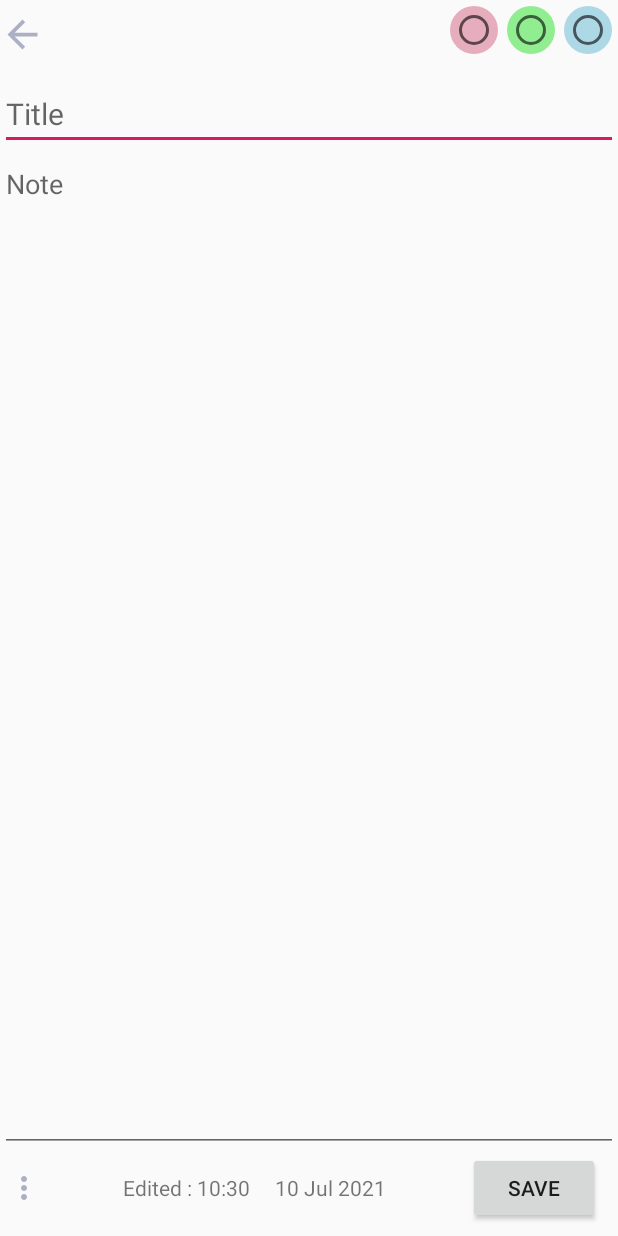
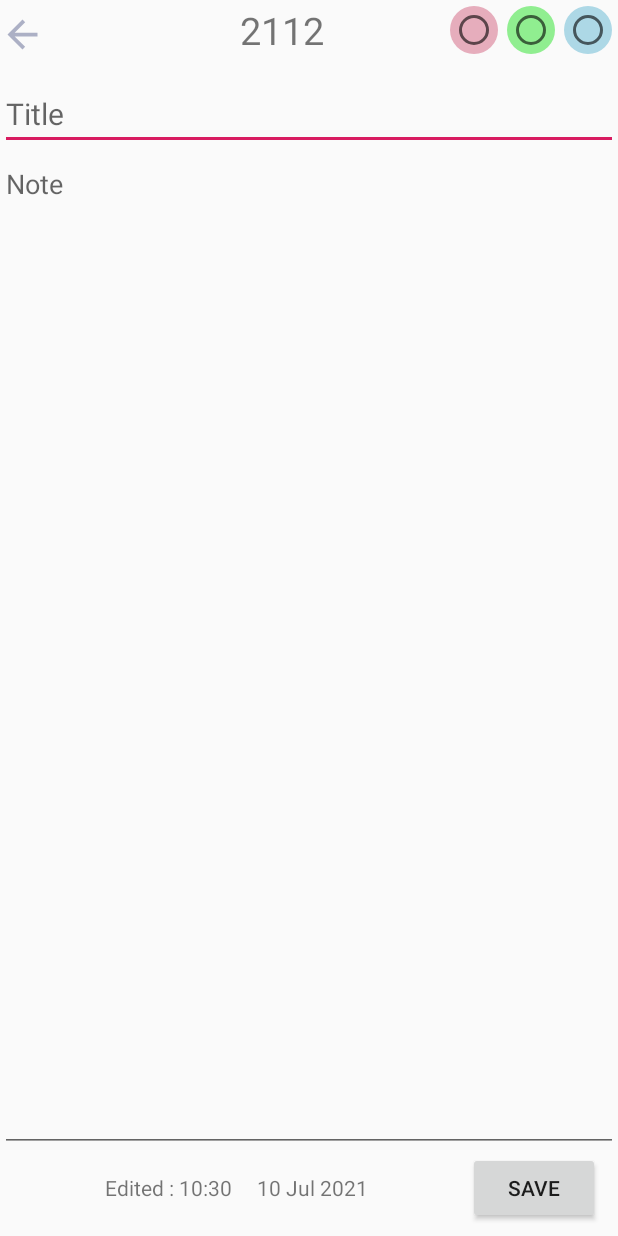
Before and after one commit to rezojoglidze/KeeeppNoteApplication, an Android app: the AddNoteAcitivity screen opened directly, with no data from a screen before it, on a phone screen of 412 x 824 dp. Run offline under Robolectric (Android 15) with nearby library versions, the phone set to English and light mode, and no system bars.

Commit message:
refactored code

```diff
--- a/app/src/main/java/com/keppnoteapp/AddNoteAcitivity.kt
+++ b/app/src/main/java/com/keppnoteapp/AddNoteAcitivity.kt
@@ -2,26 +2,28 @@ package com.keppnoteapp
 
 
 import android.app.Activity
+import android.content.Context
 import android.content.Intent
 import android.graphics.Color
 import android.graphics.drawable.ColorDrawable
+import android.hardware.Sensor
+import android.hardware.SensorEvent
+import android.hardware.SensorEventListener
+import android.hardware.SensorManager
 import android.os.Build
 import android.os.Bundle
 import android.text.TextUtils
-import android.widget.Button
-import android.widget.EditText
-import android.widget.LinearLayout
-import android.widget.RadioGroup
+import android.widget.*
 import androidx.annotation.RequiresApi
 import androidx.appcompat.app.AppCompatActivity
 import kotlinx.android.synthetic.main.activity_add_note.*
+import kotlinx.android.synthetic.main.activity_main.*
 import java.time.LocalDate
 import java.time.LocalDateTime
 import java.time.format.DateTimeFormatter
 import java.time.format.FormatStyle
 
-
-class AddNoteAcitivity : AppCompatActivity() {
+class AddNoteAcitivity : AppCompatActivity(), SensorEventListener {
 
     companion object {
         const val EXTRA_ID = "EXTRA_ID"
@@ -29,12 +31,16 @@ class AddNoteAcitivity : AppCompatActivity() {
         const val EXTRA_NOTE_REPLY = "note.REPLY"
         const val EXTRA_DATE_REPLY = "date.REPLY"
         const val EXTRA_COLOR_REPLY = "color.REPLY"
+        const val EXTRA_STEP_COUNTER="stepCounter.REPLY"
     }
-
 
     private lateinit var noteEditText: EditText
     private lateinit var titleEditText: EditText
 
+    private  var stepCounter : Float ?=null
+
+    var running=false
+    var sensorManager: SensorManager?=null
 
     @RequiresApi(Build.VERSION_CODES.O)
     override fun onCreate(savedInstanceState: Bundle?) {
@@ -44,6 +50,9 @@ class AddNoteAcitivity : AppCompatActivity() {
         titleEditText = findViewById(R.id.Get_Title_Text)
         //Action bar hide
         supportActionBar?.hide()
+
+        sensorManager=getSystemService(Context.SENSOR_SERVICE) as SensorManager
+
 
         val saveButton = findViewById<Button>(R.id.button_save)
         val radio = findViewById<RadioGroup>(R.id.radioGroup)
@@ -80,9 +89,9 @@ class AddNoteAcitivity : AppCompatActivity() {
                     putExtra(EXTRA_NOTE_REPLY, Get_Note_Text.text.toString())
                     putExtra(EXTRA_DATE_REPLY, getEditedTimeTextView.text.toString())
                     putExtra(EXTRA_COLOR_REPLY, color)
+                    putExtra(EXTRA_STEP_COUNTER,stepCounter)
 
                 }
-
                 setResult(Activity.RESULT_OK, data)
                 finish()
             }
@@ -102,5 +111,32 @@ class AddNoteAcitivity : AppCompatActivity() {
         }
     }
 
+    override fun onResume() {
+        super.onResume()
+        running=true
+        var stepsSensor=sensorManager?.getDefaultSensor(Sensor.TYPE_STEP_COUNTER)
 
+        if(stepsSensor==null){
+            Toast.makeText(this,"No step Counter Sensor!", Toast.LENGTH_SHORT).show()
+        } else{
+            sensorManager?.registerListener(this,stepsSensor,SensorManager.SENSOR_DELAY_UI)
+        }
+    }
+
+    override fun onPause() {
+        super.onPause()
+        running=false
+        sensorManager?.unregisterListener(this)
+    }
+
+    override fun onAccuracyChanged(sensor: Sensor?, accuracy: Int) { }
+
+
+    override fun onSensorChanged(event: SensorEvent?) {
+        if(running){
+            imenatext.setText((""+event!!.values[0]).toString())
+             stepCounter=event!!.values[0]
+            //event.accuracy
+        }
+    }
 }
--- a/app/src/main/java/com/keppnoteapp/Repository/WordRepository.kt
+++ b/app/src/main/java/com/keppnoteapp/Repository/WordRepository.kt
@@ -1,5 +1,4 @@
 package com.keppnoteapp.Repository
-
 
 import android.os.AsyncTask
 import androidx.lifecycle.LiveData
--- a/app/src/main/java/com/keppnoteapp/RoomDatabase/DAO/WordDao.kt
+++ b/app/src/main/java/com/keppnoteapp/RoomDatabase/DAO/WordDao.kt
@@ -1,10 +1,8 @@
 package com.keppnoteapp.RoomDatabase.DAO
-
 
 import androidx.lifecycle.LiveData
 import androidx.room.*
 import com.keppnoteapp.RoomDatabase.Entity.Word
-
 
 @Dao
 interface WordDao {
--- a/app/src/main/res/layout/activity_add_note.xml
+++ b/app/src/main/res/layout/activity_add_note.xml
@@ -20,7 +20,16 @@
             android:layout_height="wrap_content"
             android:orientation="horizontal"
             android:gravity="end">
-
+            <TextView
+                android:id="@+id/imenatext"
+                android:layout_width="wrap_content"
+                android:layout_height="wrap_content"
+                android:layout_gravity="center"
+                android:gravity="center"
+                android:layout_marginRight="80dp"
+                android:textSize="25dp"
+                android:text="2112"
+                android:src="@drawable/more_vert_icon"></TextView>
             <RadioGroup
             android:id="@+id/radioGroup"
             android:layout_width="wrap_content"
@@ -83,10 +92,7 @@
             android:layout_height="wrap_content"
             android:layout_gravity="center"
             android:gravity="center">
-            <ImageView
-                android:layout_width="wrap_content"
-                android:layout_height="wrap_content"
-                android:src="@drawable/more_vert_icon"></ImageView>
+
         </LinearLayout>
         <LinearLayout
             android:layout_width="wrap_content"
```
Also changed, not shown: app/src/main/java/com/keppnoteapp/Adapters/WordListAdapter.kt (+0 -17 lines), app/src/main/java/com/keppnoteapp/MainActivity.kt (+6 -78 lines), app/src/main/res/layout/activity_main.xml (+4 -4 lines), app/src/main/res/layout/recyclerview_item.xml (+0 -7 lines), 1182 other files.
